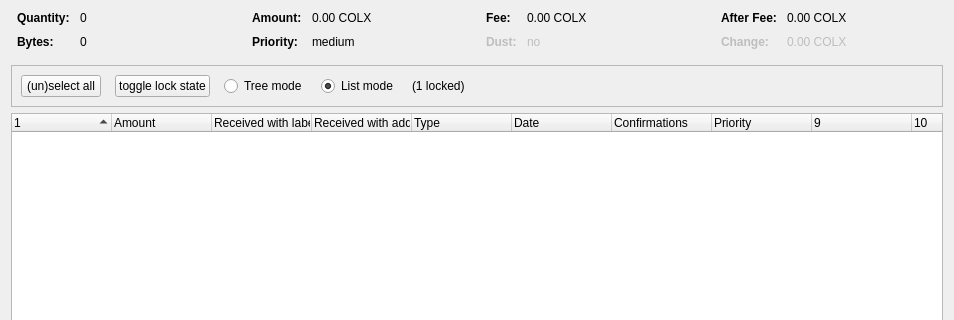
The window that src/qt/forms/coincontroldialog.ui (cmaliwal/ColossusCoinXT) describes before a commit, drawn with Qt 5; both pictures show x 0 to 954 and y 0 to 320 of the 954 by 500 pixel window.
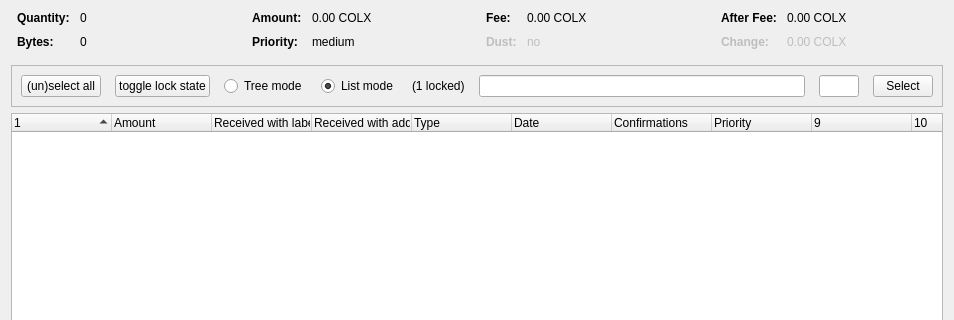
The same window after the commit. Custom widgets are drawn as their Qt base class.

Commit message: Coin control improvement: select outputs by give address

Diff of the .ui file:
```diff
--- a/src/qt/forms/coincontroldialog.ui
+++ b/src/qt/forms/coincontroldialog.ui
@@ -348,7 +348,7 @@
      </property>
      <layout class="QHBoxLayout" name="horizontalLayout">
       <item>
-       <layout class="QHBoxLayout" name="horizontalLayoutPanel" stretch="0,0,0,0,0,0">
+       <layout class="QHBoxLayout" name="horizontalLayoutPanel" stretch="0,0,0,0,0,0,0,0">
         <property name="spacing">
          <number>14</number>
         </property>
@@ -421,17 +421,45 @@
          </widget>
         </item>
         <item>
-         <spacer name="horizontalSpacer">
-          <property name="orientation">
-           <enum>Qt::Horizontal</enum>
+         <widget class="QLineEdit" name="addressOfPiece"/>
+        </item>
+        <item>
+         <widget class="QLineEdit" name="numberOfPiecies">
+          <property name="enabled">
+           <bool>true</bool>
           </property>
-          <property name="sizeHint" stdset="0">
+          <property name="sizePolicy">
+           <sizepolicy hsizetype="Fixed" vsizetype="Fixed">
+            <horstretch>0</horstretch>
+            <verstretch>0</verstretch>
+           </sizepolicy>
+          </property>
+          <property name="maximumSize">
            <size>
             <width>40</width>
-            <height>20</height>
+            <height>16777215</height>
            </size>
           </property>
-         </spacer>
+          <property name="baseSize">
+           <size>
+            <width>0</width>
+            <height>0</height>
+           </size>
+          </property>
+         </widget>
+        </item>
+        <item>
+         <widget class="QPushButton" name="pushButtonSelectPiece">
+          <property name="maximumSize">
+           <size>
+            <width>60</width>
+            <height>16777215</height>
+           </size>
+          </property>
+          <property name="text">
+           <string>Select</string>
+          </property>
+         </widget>
         </item>
        </layout>
       </item>
```
The commit also changes 3 other files.
